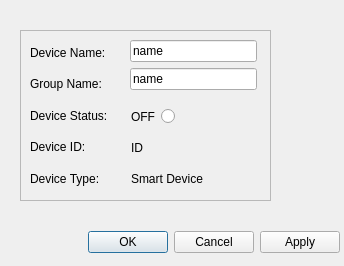
Before: the Qt Designer form GUI/GUI/settingsdialogwindow.ui in vNexx/Jarvis, drawn with Qt 5.
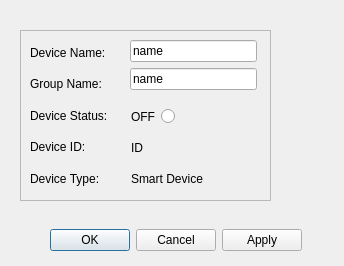
After: the same form once the commit is applied.

```diff
--- a/GUI/GUI/settingsdialogwindow.ui
+++ b/GUI/GUI/settingsdialogwindow.ui
@@ -22,13 +22,23 @@
   <widget class="QWidget" name="layoutWidget">
    <property name="geometry">
     <rect>
-     <x>80</x>
-     <y>230</y>
-     <width>260</width>
-     <height>24</height>
+     <x>50</x>
+     <y>220</y>
+     <width>291</width>
+     <height>41</height>
     </rect>
    </property>
    <layout class="QHBoxLayout" name="horizontalLayout">
+    <item>
+     <widget class="QDialogButtonBox" name="buttonBox">
+      <property name="orientation">
+       <enum>Qt::Horizontal</enum>
+      </property>
+      <property name="standardButtons">
+       <set>QDialogButtonBox::Apply|QDialogButtonBox::Cancel|QDialogButtonBox::Ok</set>
+      </property>
+     </widget>
+    </item>
     <item>
      <spacer name="horizontalSpacer">
       <property name="orientation">
@@ -42,16 +52,6 @@
       </property>
      </spacer>
     </item>
-    <item>
-     <widget class="QDialogButtonBox" name="buttonBox">
-      <property name="orientation">
-       <enum>Qt::Horizontal</enum>
-      </property>
-      <property name="standardButtons">
-       <set>QDialogButtonBox::Apply|QDialogButtonBox::Cancel|QDialogButtonBox::Ok</set>
-      </property>
-     </widget>
-    </item>
    </layout>
   </widget>
   <widget class="QFrame" name="frame">
```
Left out of the diff: 11 changed lines with no effect on the pictures.
